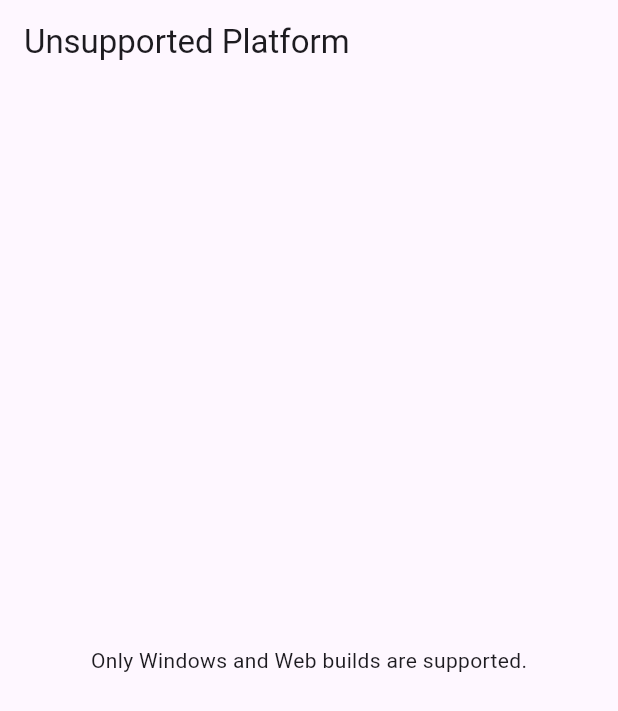
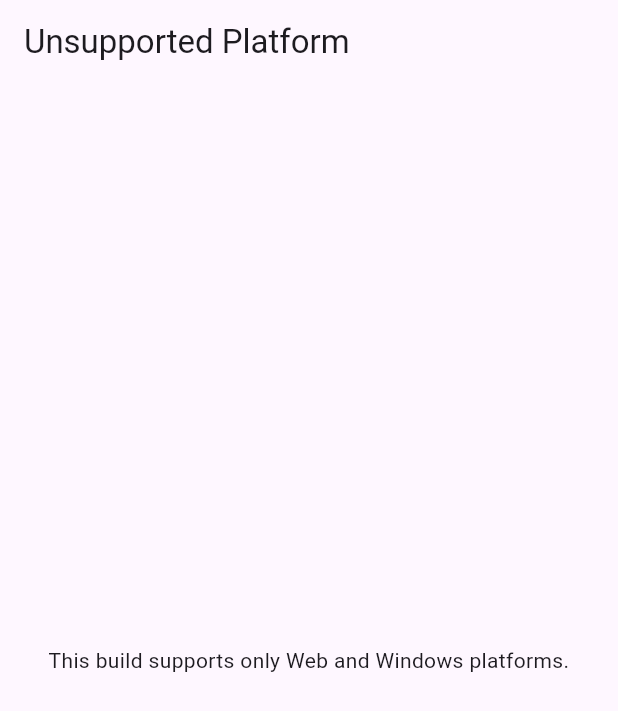
Before and after one commit to srikanthu/qr_verifier_windows, a Flutter app: the screen it shows after launch, on a phone screen of 412 x 824 dp. Shown: the top 711 px of the screen. Run offline on Flutter 3.47's test engine with Material 3 defaults, Android fonts, the phone set to English and light mode, and no system bars; our stand-ins replace camera; missing offline and left inert: zxing2.

Commit message:
Update main.dart

```diff
--- a/lib/main.dart
+++ b/lib/main.dart
@@ -32,7 +32,10 @@ class PlatformSelector extends StatelessWidget {
     return Scaffold(
       appBar: AppBar(title: const Text('Unsupported Platform')),
       body: const Center(
-        child: Text('Only Windows and Web builds are supported.'),
+        child: Text(
+          'This build supports only Web and Windows platforms.',
+          textAlign: TextAlign.center,
+        ),
       ),
     );
   }
```
